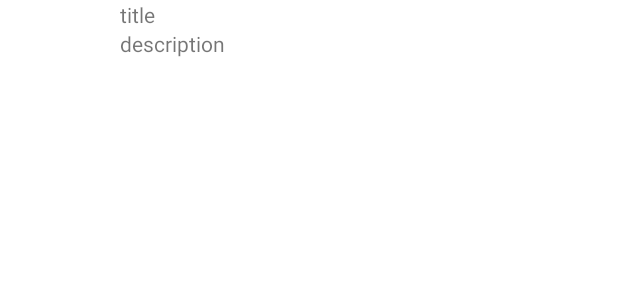
After one commit to luk4s0842/mge-2022, an Android app: the layout list_item.xml on its own in the app's theme, with its tools: preview values and no code run, on a phone screen of 412 x 824 dp. The commit adds this screen. Shown: the top 300 px of the screen. Run offline under Robolectric (Android 15) with nearby library versions, the phone set to English and light mode, and no system bars.

Commit message:
Add list item and room configs

```diff
--- a/MGE2022/app/build.gradle
+++ b/MGE2022/app/build.gradle
@@ -33,12 +33,16 @@ android {
 }
 
 dependencies {
+    def room_version = "2.4.3"
 
     implementation 'androidx.core:core-ktx:1.7.0'
     implementation 'androidx.appcompat:appcompat:1.5.1'
     implementation 'com.google.android.material:material:1.6.1'
     implementation 'androidx.constraintlayout:constraintlayout:2.1.4'
+    implementation "androidx.room:room-runtime:$room_version"
     testImplementation 'junit:junit:4.13.2'
     androidTestImplementation 'androidx.test.ext:junit:1.1.3'
     androidTestImplementation 'androidx.test.espresso:espresso-core:3.4.0'
+
+    annotationProcessor "androidx.room:room-compiler:$room_version"
 }
--- a/MGE2022/app/src/main/res/layout/activity_artists.xml
+++ b/MGE2022/app/src/main/res/layout/activity_artists.xml
@@ -5,7 +5,7 @@
     android:layout_width="match_parent"
     android:layout_height="match_parent"
     android:padding="8dp"
-    tools:context=".activities.ArtistsActivity">
+    tools:context=".activities.ArtistActivity">
 
     <androidx.recyclerview.widget.RecyclerView
         android:id="@+id/artists_list"
--- /dev/null
+++ b/MGE2022/app/src/main/res/layout/list_item.xml
@@ -0,0 +1,38 @@
+<FrameLayout xmlns:android="http://schemas.android.com/apk/res/android"
+    android:layout_width="match_parent"
+    android:layout_height="80dp"
+    xmlns:app="http://schemas.android.com/apk/res-auto"
+    android:layout_marginLeft="0dp"
+    android:layout_marginRight="0dp"
+    android:gravity="center_vertical"
+    android:id="@+id/list_item">
+
+    <androidx.constraintlayout.widget.ConstraintLayout
+        android:layout_width="match_parent"
+        android:layout_height="match_parent">
+
+        <ImageView
+            android:id="@+id/list_item_picture"
+            android:layout_width="80dp"
+            android:layout_height="match_parent"
+            app:layout_constraintStart_toStartOf="parent"
+            app:layout_constraintTop_toTopOf="parent" />
+
+        <TextView
+            android:id="@+id/list_item_title"
+            android:layout_width="wrap_content"
+            android:layout_height="wrap_content"
+            android:text="title"
+            app:layout_constraintStart_toEndOf="@+id/list_item_picture"
+            app:layout_constraintTop_toTopOf="parent" />
+
+        <TextView
+            android:id="@+id/list_item_description"
+            android:layout_width="wrap_content"
+            android:layout_height="wrap_content"
+            app:layout_constraintStart_toStartOf="@id/list_item_title"
+            app:layout_constraintTop_toBottomOf="@id/list_item_title"
+            android:text="description"/>
+    </androidx.constraintlayout.widget.ConstraintLayout>
+
+</FrameLayout>
```
Also changed, not shown: MGE2022/app/src/main/java/com/habeggerdomeisenjoos/mge_2022/activities/ArtistActivity.kt (added, +15 -0 lines), MGE2022/app/src/main/java/com/habeggerdomeisenjoos/mge_2022/activities/ArtistsActivity.java (deleted, +0 -16 lines), MGE2022/app/src/main/java/com/habeggerdomeisenjoos/mge_2022/adapter/ArtistAdapter.kt (added, +36 -0 lines), MGE2022/app/src/main/java/com/habeggerdomeisenjoos/mge_2022/model/Artist.kt (added, +19 -0 lines), MGE2022/app/src/main/java/com/habeggerdomeisenjoos/mge_2022/model/database/ArtistDatabase.kt (added, +8 -0 lines), MGE2022/app/src/main/java/com/habeggerdomeisenjoos/mge_2022/model/database/ArtistsDao.kt (added, +16 -0 lines).
